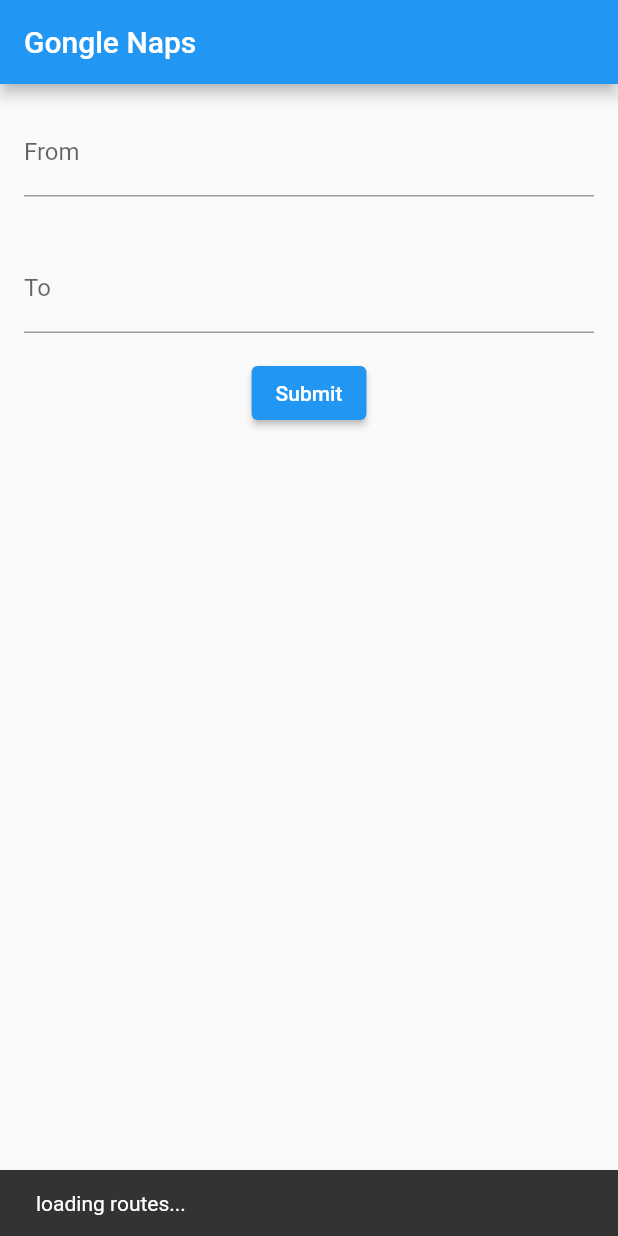
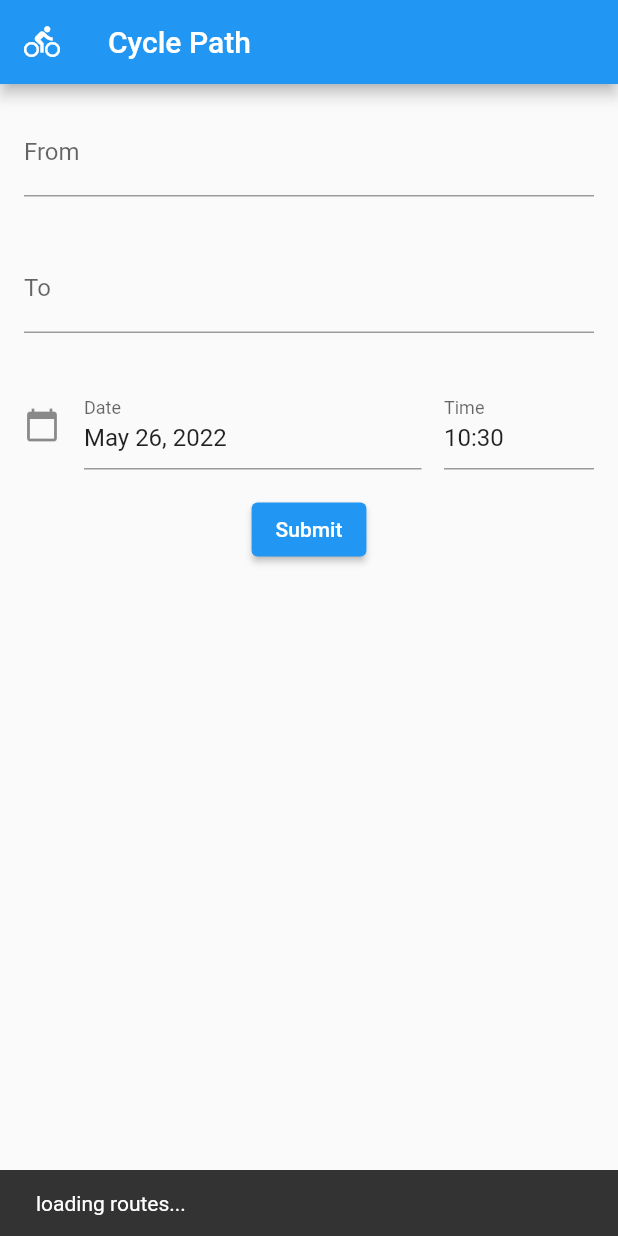
Before and after one commit to noraatfedora/Cycle-Path, a Flutter app: the screen it shows after launch, after a tap on "Submit", on a phone screen of 412 x 824 dp. Run offline on Flutter 3.47's test engine with Material 2 defaults, Android fonts, the phone set to English and light mode, and no system bars; drawn by our look-alikes of date_time_picker; our stand-ins replace flutter_dotenv, flutter_typeahead; missing offline and left inert: google_place; network calls fail.

Commit message:
Add date picker

```diff
--- a/lib/main.dart
+++ b/lib/main.dart
@@ -10,6 +10,7 @@ import 'package:flutter_dotenv/flutter_dotenv.dart';
 import 'package:flutter_typeahead/flutter_typeahead.dart';
 import 'package:google_place/google_place.dart';
 import 'package:intl/intl.dart';
+import 'package:date_time_picker/date_time_picker.dart';
 
 Future main() async {
   await dotenv.load(fileName: '.env');
@@ -25,10 +26,11 @@ class MyApp extends StatelessWidget {
   @override
   Widget build(BuildContext context) {
     return MaterialApp(
-      title: 'Gongle Naps',
+      title: 'Cycle Path',
       home: Scaffold(
         appBar: AppBar(
-          title: const Text('Gongle Naps'),
+          leading: const Icon(Icons.directions_bike),
+          title: const Text('Cycle Path'),
         ),
         body: Center(
           child: TripPlannerForm(),
@@ -60,6 +62,7 @@ class TripPlannerFormState extends State<TripPlannerForm> {
   final LatLong _fromLoc = LatLong(0.0, 0.0);
   final _toController = TextEditingController();
   final LatLong _toLoc = LatLong(0.0, 0.0);
+  DateTime _timeController = DateTime.now();
   List<AutocompletePrediction> predictions = [];
 
   @override
@@ -78,6 +81,22 @@ class TripPlannerFormState extends State<TripPlannerForm> {
               padding: formPadding,
               child: googleAutocompleteFormField(
                   _toController, _toLoc, "To", "Where are you going?"),
+            ),
+            Padding(
+              padding: formPadding,
+              child: DateTimePicker(
+                  type: DateTimePickerType.dateTimeSeparate,
+                  initialValue: DateTime.now().toString(),
+                  firstDate: DateTime(2022),
+                  lastDate: DateTime(2100),
+                  icon: const Icon(Icons.calendar_today),
+                  dateLabelText: 'Date',
+                  timeLabelText: 'Time',
+                  onChanged: (val) {
+                    _timeController = DateTime.parse(val);
+                  }),
+
+              //onSaved: (val) => print(val)),
             ),
             ElevatedButton(
                 onPressed: () {
@@ -102,6 +121,10 @@ class TripPlannerFormState extends State<TripPlannerForm> {
                       //"time": (DateTime.now().millisecondsSinceEpoch / 1000)
                       //    .toString(),
                       "arriveBy": "false",
+                      "time":
+                          "${_timeController.hour}:${_timeController.minute}",
+                      "date":
+                          "${_timeController.year}-${_timeController.month}-${_timeController.day}",
                       "showIntermediateStops": "true",
                       "maxWalkDistance": "99999999999",
                     });
--- a/pubspec.yaml
+++ b/pubspec.yaml
@@ -35,6 +35,7 @@ dependencies:
   flutter_typeahead: ^4.0.0
   google_place: ^0.4.7
   intl: ^0.17.0
+  date_time_picker: ^2.1.0
 
 
 dev_dependencies:
```
Also changed, not shown: pubspec.lock.
